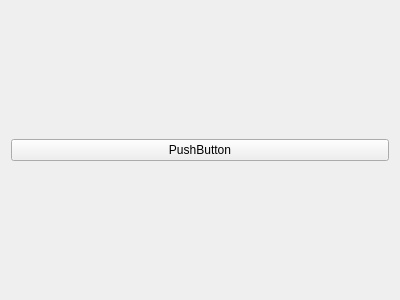
The window that NewGeneUI/NewGene/CreateOutput/SelectVariables/Variables/newgenevariables.ui (daniel347x/newgene) describes before a commit, drawn with Qt 5.
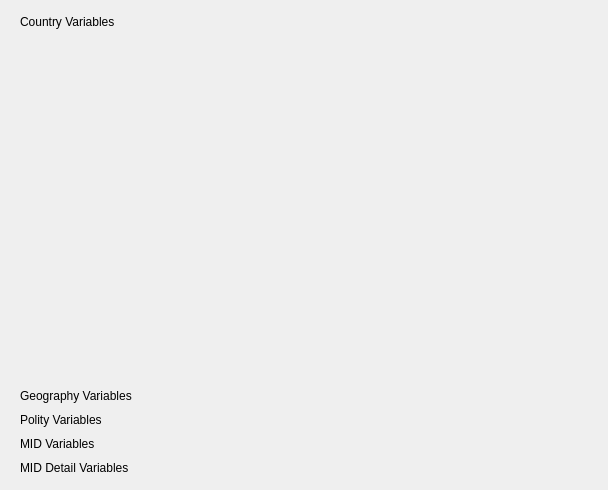
The same window after the commit.

Commit message: Decrease spacing between accordian tabs.

Diff of the .ui file:
```diff
--- a/NewGeneUI/NewGene/CreateOutput/SelectVariables/Variables/newgenevariables.ui
+++ b/NewGeneUI/NewGene/CreateOutput/SelectVariables/Variables/newgenevariables.ui
@@ -6,8 +6,8 @@
    <rect>
     <x>0</x>
     <y>0</y>
-    <width>400</width>
-    <height>300</height>
+    <width>608</width>
+    <height>490</height>
    </rect>
   </property>
   <property name="windowTitle">
@@ -15,10 +15,67 @@
   </property>
   <layout class="QGridLayout" name="gridLayout">
    <item row="0" column="0">
-    <widget class="QPushButton" name="pushButton">
-     <property name="text">
-      <string>PushButton</string>
+    <widget class="QToolBox" name="toolBox">
+     <property name="styleSheet">
+      <string notr="true">QToolBox::tab {
+     background: qlineargradient(x1: 0, y1: 0, x2: 1, y2: 0,
+                                 stop: 0 #7e7fff,
+                                 stop: 0.4 #DDDDDD,
+                                 stop: 0.5 #D8D8D8,
+                                 stop: 1.0 #D3D3D3);
+     border-radius: 5px;
+     border: 20px;
+     padding-left: 5px;
+     /*color: darkgray;*/
+ }</string>
      </property>
+     <property name="currentIndex">
+      <number>0</number>
+     </property>
+     <property name="tabSpacing">
+      <number>2</number>
+     </property>
+     <widget class="QWidget" name="page">
+      <property name="geometry">
+       <rect>
+        <x>0</x>
+        <y>0</y>
+        <width>590</width>
+        <height>357</height>
+       </rect>
+      </property>
+      <attribute name="label">
+       <string>Country Variables</string>
+      </attribute>
+     </widget>
+     <widget class="QWidget" name="page_2">
+      <property name="geometry">
+       <rect>
+        <x>0</x>
+        <y>0</y>
+        <width>590</width>
+        <height>337</height>
+       </rect>
+      </property>
+      <attribute name="label">
+       <string>Geography Variables</string>
+      </attribute>
+     </widget>
+     <widget class="QWidget" name="page_3">
+      <attribute name="label">
+       <string>Polity Variables</string>
+      </attribute>
+     </widget>
+     <widget class="QWidget" name="page_4">
+      <attribute name="label">
+       <string>MID Variables</string>
+      </attribute>
+     </widget>
+     <widget class="QWidget" name="page_5">
+      <attribute name="label">
+       <string>MID Detail Variables</string>
+      </attribute>
+     </widget>
     </widget>
    </item>
   </layout>
```
